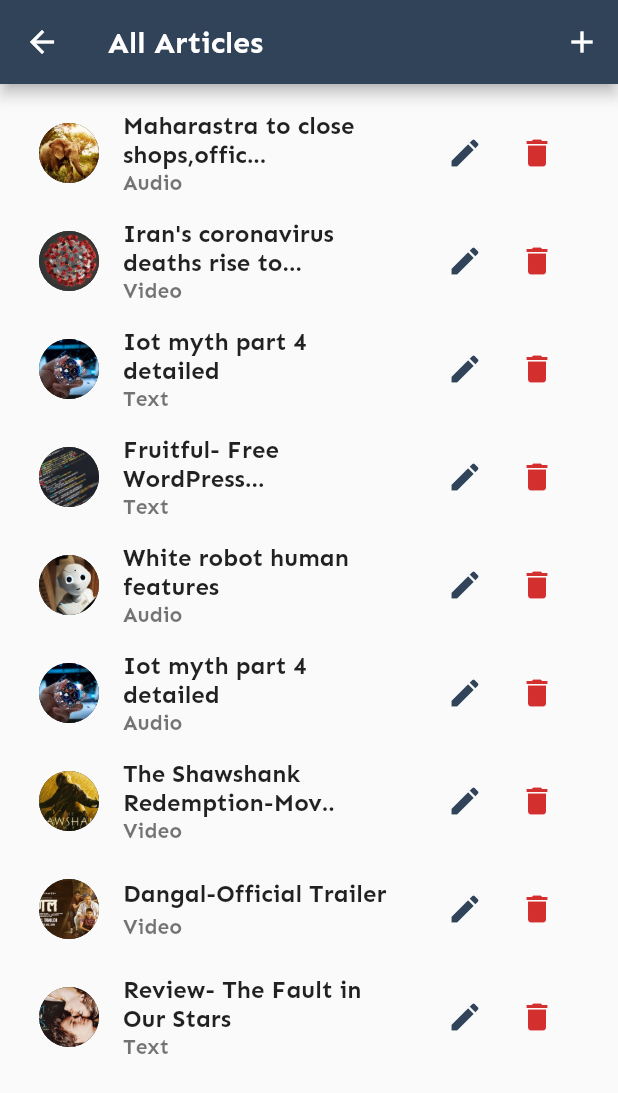
After one commit to ashishdas1997/savay_demo, a Flutter app: the screen it shows after launch, after a tap on "Library", on a phone screen of 412 x 824 dp. The commit adds this screen. Shown: the top 1093 px of the screen. Run offline on Flutter 3.47's test engine with Material 2 defaults, Android fonts, the phone set to English and light mode, and no system bars.

Commit message:
Add to Library feature added

```diff
--- a/lib/main.dart
+++ b/lib/main.dart
@@ -1,6 +1,8 @@
 import 'package:flutter/cupertino.dart';
 import 'package:flutter/material.dart';
+import 'package:provider/provider.dart';
 import 'package:savaydemo/models/my_colors.dart';
+import 'package:savaydemo/services/article_services.dart';
 import 'screens/article_screen.dart';
 
 void main() => runApp(MyApp());
@@ -8,7 +10,13 @@ void main() => runApp(MyApp());
 class MyApp extends StatelessWidget {
   @override
   Widget build(BuildContext context) {
-    return MaterialApp(
+    return MultiProvider(
+      providers: [
+        ChangeNotifierProvider.value(
+          value: AllServices(),
+        )
+      ],
+      child: MaterialApp(
         debugShowCheckedModeBanner: false,
         title: 'Savay',
         theme: ThemeData(
@@ -18,6 +26,7 @@ class MyApp extends StatelessWidget {
             primaryColorLight: MyColor.primaryLightColor,
             accentColor: MyColor.primaryAssentColor),
         home: ArticleScreen(),
+      ),
     );
   }
 }
--- a/lib/models/article.dart
+++ b/lib/models/article.dart
@@ -1,7 +1,7 @@
 import 'package:flutter/cupertino.dart';
 import 'package:flutter/foundation.dart';
 
-class Article {
+class Article with ChangeNotifier{
   final String type;
   final String id;
   final String title;
--- a/lib/screens/article_screen.dart
+++ b/lib/screens/article_screen.dart
@@ -1,13 +1,26 @@
 import 'package:flutter/cupertino.dart';
 import 'package:flutter/material.dart';
-import 'package:savaydemo/screens/article_row.dart';
+import 'package:savaydemo/screens/library.dart';
+import 'package:savaydemo/screens/library_screen.dart';
+import '../screens/article_row.dart';
 import '../services/article_services.dart';
 import '../screens/category_row.dart';
+import 'package:provider/provider.dart';
 
 class ArticleScreen extends StatelessWidget {
+  void addArticle(BuildContext ctx)
+  {
+    Navigator.of(ctx).push(MaterialPageRoute(
+      builder: (_) {
+        return Library();
+      },
+    ));
+  }
   @override
   Widget build(BuildContext context) {
-    return DefaultTabController(
+    final artData= Provider.of<AllServices>(context);
+    return
+        DefaultTabController(
           length: 3,
           child: Scaffold(
             appBar: AppBar(
@@ -59,11 +72,11 @@ class ArticleScreen extends StatelessWidget {
                     child: Column(
                       mainAxisSize: MainAxisSize.min,
                       children: [
-                    ArticleRow(AllServices.where((allServicesData) =>
+                        ArticleRow(artData.items.where((allServicesData) =>
                             allServicesData.type == 'Recent').toList()),
-                    ArticleRow(AllServices.where((allServicesData) =>
+                        ArticleRow(artData.items.where((allServicesData) =>
                             allServicesData.type == 'Technology').toList()),
-                    ArticleRow(AllServices.where((allServicesData) =>
+                        ArticleRow(artData.items.where((allServicesData) =>
                             allServicesData.type == 'Movies').toList())
                       ],
                     )),
@@ -72,11 +85,11 @@ class ArticleScreen extends StatelessWidget {
                     child: Column(
                       mainAxisSize: MainAxisSize.min,
                       children: [
-                    CategoryRow(AllServices.where((allServicesData) =>
+                        CategoryRow(artData.items.where((allServicesData) =>
                             allServicesData.contentType == 'Audio').toList()),
-                    CategoryRow(AllServices.where((allServicesData) =>
+                        CategoryRow(artData.items.where((allServicesData) =>
                             allServicesData.contentType == 'Video').toList()),
-                    CategoryRow(AllServices.where((allServicesData) =>
+                        CategoryRow(artData.items.where((allServicesData) =>
                             allServicesData.contentType == 'Text').toList())
                       ],
                     )),
@@ -85,6 +98,9 @@ class ArticleScreen extends StatelessWidget {
                         child: Text(' You hav not added any Favourites yet!')))
               ],
             ),
+          floatingActionButton: FloatingActionButton.extended(
+              onPressed: () => addArticle(context),
+              label: Text('Library')),
 bottomNavigationBar: BottomNavigationBar(
   selectedItemColor: Theme.of(context).accentColor,
   unselectedItemColor: Theme.of(context).primaryColorLight,
@@ -112,12 +128,17 @@ class ArticleScreen extends StatelessWidget {
       title: Text('Notes'),
     ),
     BottomNavigationBarItem(
-              icon: Icon(Icons.account_circle),
+      icon: Icon(Icons.account_circle,
+      ),
       title: Text('Account'),
     ),
   ],
+
+
 ),
           ),
+
+
     );
   }
 }
--- /dev/null
+++ b/lib/screens/library.dart
@@ -0,0 +1,37 @@
+import 'package:flutter/material.dart';
+import 'package:provider/provider.dart';
+import '../models/article.dart';
+import '../screens/library_screen.dart';
+import '../services/article_services.dart';
+
+class Library extends StatelessWidget {
+  void addArticle(BuildContext ctx){
+    Navigator.of(ctx).push(MaterialPageRoute(
+      builder: (_) {
+        return Library();
+      }
+    ),);
+  }
+  @override
+  Widget build(BuildContext context) {
+    final articleData= Provider.of<AllServices>(context);
+    return Scaffold(appBar: AppBar(
+      title: const Text("All Articles"),
+      actions: <Widget>[
+        IconButton(icon: const Icon(Icons.add),
+        onPressed: ()=> addArticle(context),
+        )
+      ],
+    ),
+    body: Padding(
+      padding: EdgeInsets.all(10),
+      child: ListView.builder(itemCount:articleData.items.length,
+      itemBuilder: (_, i) => LibraryScreen(articleData.items[i].title,
+      articleData.items[i].imageLink,
+        articleData.items[i].contentType
+      ),
+      ),
+    ),
+    );
+  }
+}
--- /dev/null
+++ b/lib/screens/library_screen.dart
@@ -0,0 +1,36 @@
+import 'package:provider/provider.dart';
+import 'package:flutter/material.dart';
+
+class LibraryScreen extends StatelessWidget {
+  final String title;
+  final String imageLink;
+  final String contentType;
+  LibraryScreen(this.title,this.imageLink, this.contentType);
+
+  @override
+  Widget build(BuildContext context) {
+    return ListTile(title: Text(
+      title
+    ),
+    subtitle:Text(contentType) ,
+    leading: CircleAvatar(backgroundImage: AssetImage(imageLink),
+
+    ),
+      trailing: Container(
+        width: 100,
+        child: Row(
+          children: <Widget>[
+            IconButton(icon: Icon(Icons.edit),
+            onPressed: (){},
+              color: Theme.of(context).primaryColor,
+            ),
+            IconButton(icon: Icon(Icons.delete),
+            onPressed:(){},
+              color: Theme.of(context).errorColor,
+            )
+          ],
+        ),
+      ),
+    );
+  }
+}
--- a/lib/services/article_services.dart
+++ b/lib/services/article_services.dart
@@ -1,14 +1,17 @@
 import 'package:flutter/material.dart';
 import '../models/article.dart';
 
-final AllServices = [
+class AllServices with ChangeNotifier{
+
+List <Article> _items =[
   Article(
       type: 'Recent',
       id: 'r1',
       title: "Maharastra to close shops,offic...",
       imageLink: "images/elephant.jpg",
       addedTime: "13m  ago",
-      contentType: "Audio"),
+      contentType: "Audio"
+),
   Article(
     type: 'Recent',
     id: 'r2',
@@ -67,3 +70,8 @@ final AllServices = [
       addedTime: "1hr ago",
       contentType: "Text"),
 ];
+
+List<Article> get items{
+  return[..._items];
+}
+}
--- a/pubspec.yaml
+++ b/pubspec.yaml
@@ -23,6 +23,7 @@ environment:
 dependencies:
   flutter:
     sdk: flutter
+  provider: ^4.1.1
 
 
   # The following adds the Cupertino Icons font to your application.
```
Also changed, not shown: lib/screens/article_card.dart (+5 -3 lines), pubspec.lock. Lines whose indentation alone changed are shown as unchanged.
